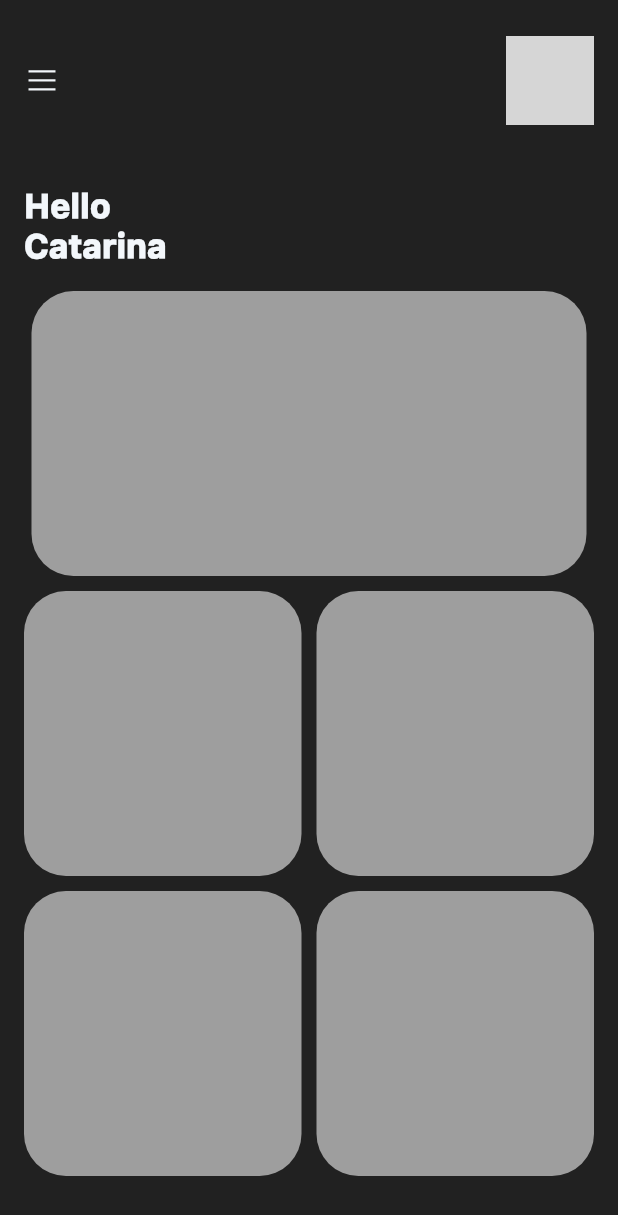
After one commit to bernardofalle/FitLink-AS, a Flutter app: the ProfileScreen screen opened directly, after a tap on an icon or button, on a phone screen of 412 x 824 dp. The commit adds this screen. Shown: the top 1215 px of the screen. Run offline on Flutter 3.47's test engine with Material 2 defaults, Android fonts, the light colour scheme and no system bars; our stand-ins replace flutter_screenutil, flutter_svg, line_awesome_flutter; grey boxes are pictures that could not be loaded.

Commit message:
on going page 3

```diff
--- /dev/null
+++ b/fitlink/lib/Screens/Profile/home_screen.dart
@@ -0,0 +1,123 @@
+import 'package:fitlink/constants.dart';
+import 'package:flutter/material.dart';
+import 'package:flutter_svg/flutter_svg.dart';
+import 'package:line_awesome_flutter/line_awesome_flutter.dart';
+
+class HomeScreen extends StatefulWidget {
+  HomeScreen({Key? key}) : super(key: key);
+
+  @override
+  State<HomeScreen> createState() => _HomeScreenState();
+}
+
+class _HomeScreenState extends State<HomeScreen> {
+  @override
+  Widget build(BuildContext context) {
+    return Scaffold(
+      body: Container(
+        margin: EdgeInsets.only(top: 8),
+        child: ListView(
+          physics: ClampingScrollPhysics(),
+          children: <Widget>[
+            // Custom Bar
+            Container(
+              margin: EdgeInsets.only(left: 16,right: 16,top: 16),
+              child: Row(
+                mainAxisAlignment: MainAxisAlignment.spaceBetween,
+                children: <Widget>[
+                  GestureDetector(
+                    onTap: (){
+                      print("drawer");
+                    },
+                    child: Icon(LineAwesomeIcons.bars)
+                  ),
+                  Container(
+                    height: 59,
+                    width: 59,
+                    decoration: BoxDecoration(
+                      borderRadius: BorderRadius.circular(30),
+                      image: DecorationImage(image: AssetImage("assets/images/avatar.jfif")),
+                    ),
+                  ),
+                ],
+              ),
+            ),
+            // card section
+            SizedBox(
+              height: 25,
+            ),
+            Padding(
+              padding: const EdgeInsets.all(16.0),
+              child: Column(
+                crossAxisAlignment: CrossAxisAlignment.start,
+                children: <Widget>[
+                  Text('Hello',style: kTitleTextStyle2),
+                  Text('Catarina',style: kTitleTextStyle2,)
+                ],
+              ),
+            ),
+            Container(
+              height: 200,
+              width: 370,
+              child: ListView.builder(
+                scrollDirection: Axis.horizontal,
+                  padding: EdgeInsets.only(left: 16,right: 6),
+                  itemCount: 1,
+                  itemBuilder: (context, index) {
+                    return Container(
+                      margin: EdgeInsets.only(bottom: 10,right: 10,left: 5),
+                      height: 200,
+                      width: 370,
+                      decoration: BoxDecoration(
+                        borderRadius: BorderRadius.circular(28),
+                        color: Colors.grey,
+                      ),
+                    );
+              }),
+            ),
+
+            // https://youtu.be/IyFUW7JAvTQ?t=683  tou aqui
+            Container(
+              height: 200,
+              width: 200,
+              child: ListView.builder(
+                scrollDirection: Axis.horizontal,
+                  padding: EdgeInsets.only(left: 16,right: 6),
+                  itemCount: 2,
+                  itemBuilder: (context, index) {
+                    return Container(
+                      margin: EdgeInsets.only(bottom: 10,right: 10),
+                      height: 185,
+                      width: 185,
+                      decoration: BoxDecoration(
+                        borderRadius: BorderRadius.circular(28),
+                        color: Colors.grey,
+                      ),
+                    );
+              }),
+            ),
+            Container(
+              height: 200,
+              width: 200,
+              child: ListView.builder(
+                scrollDirection: Axis.horizontal,
+                  padding: EdgeInsets.only(left: 16,right: 6),
+                  itemCount: 2,
+                  itemBuilder: (context, index) {
+                    return Container(
+                      margin: EdgeInsets.only(bottom: 10,right: 10),
+                      height: 185,
+                      width: 185,
+                      decoration: BoxDecoration(
+                        borderRadius: BorderRadius.circular(28),
+                        color: Colors.grey,
+                      ),
+                    );
+              }),
+            ),
+          ],
+        ),
+      ),
+    );
+  }
+}
--- a/fitlink/lib/Screens/Profile/profile_screen.dart
+++ b/fitlink/lib/Screens/Profile/profile_screen.dart
@@ -1,3 +1,4 @@
+import 'package:fitlink/Screens/Profile/home_screen.dart';
 import 'package:fitlink/constants.dart';
 import 'package:flutter/material.dart';
 import 'package:flutter_screenutil/flutter_screenutil.dart';
@@ -37,10 +38,20 @@ class _ProfileScreenState extends State<ProfileScreen> {
                             color: Theme.of(context).accentColor,
                             shape: BoxShape.circle,
                           ),
-                          child: Icon(
-                            LineAwesomeIcons.pen,
-                            color: kDarkPrimaryColor,
-                            size: ScreenUtil().setSp(kSpacingUnit.w * 1.5),),
+                          child: IconButton(
+                            icon: Icon(
+                              LineAwesomeIcons.pen,
+                              color: kDarkPrimaryColor,
+                              size: ScreenUtil().setSp(kSpacingUnit.w * 1.5),
+                              ),
+                              onPressed: () {
+                                  print("ollaaaaa");
+                                  Navigator.push(
+                                    context,
+                                    MaterialPageRoute(builder: (context) => HomeScreen()),
+                                  );
+                               },
+                          ),
                         ),
                       )
                       ],
--- a/fitlink/lib/constants.dart
+++ b/fitlink/lib/constants.dart
@@ -12,6 +12,12 @@ const kDarkSecondaryColor = Color(0xFF373737);
 const kLightPrimaryColor = Color(0xFFFFFFFF);
 const kLightSecondaryColor = Color(0xFFF3F7FB);
 const kAccentColor = Color(0xFFFFC107);
+
+
+final kTitleTextStyle2 = TextStyle(
+  fontSize: ScreenUtil().setSp(kSpacingUnit.w * 1.7),
+  fontWeight: FontWeight.w900,
+);
 
 final kTitleTextStyle = TextStyle(
   fontSize: ScreenUtil().setSp(kSpacingUnit.w * 1.7),
```
Also changed, not shown: fitlink/assets/icons/menu.png (added).
